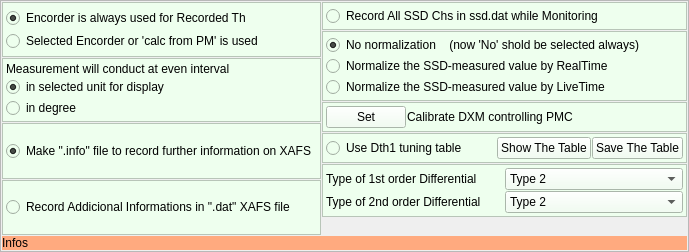
First picture: the form in Conditions.ui, repository mtab3/xafsm2, before the edit.
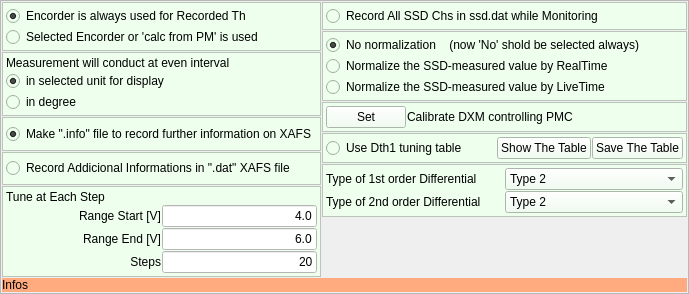
Second picture: the form after the edit.

Commit message: parameters of GoMax can be set in Condition panel

Diff of the .ui file:
```diff
--- a/Conditions.ui
+++ b/Conditions.ui
@@ -7,7 +7,7 @@
     <x>0</x>
     <y>0</y>
     <width>689</width>
-    <height>252</height>
+    <height>294</height>
    </rect>
   </property>
   <property name="windowTitle">
@@ -196,6 +196,121 @@
        </layout>
       </widget>
      </item>
+     <item>
+      <widget class="QFrame" name="frame_10">
+       <property name="styleSheet">
+        <string notr="true">background-color: #eeffee</string>
+       </property>
+       <property name="frameShape">
+        <enum>QFrame::StyledPanel</enum>
+       </property>
+       <property name="frameShadow">
+        <enum>QFrame::Raised</enum>
+       </property>
+       <layout class="QGridLayout" name="gridLayout_10">
+        <property name="margin">
+         <number>3</number>
+        </property>
+        <property name="spacing">
+         <number>1</number>
+        </property>
+        <item row="1" column="1">
+         <widget class="QLineEdit" name="TuneESStart">
+          <property name="sizePolicy">
+           <sizepolicy hsizetype="Preferred" vsizetype="Fixed">
+            <horstretch>0</horstretch>
+            <verstretch>0</verstretch>
+           </sizepolicy>
+          </property>
+          <property name="styleSheet">
+           <string notr="true">background-color: rgb(255, 255, 255);</string>
+          </property>
+          <property name="text">
+           <string>4.0</string>
+          </property>
+          <property name="alignment">
+           <set>Qt::AlignRight|Qt::AlignTrailing|Qt::AlignVCenter</set>
+          </property>
+         </widget>
+        </item>
+        <item row="0" column="0" colspan="2">
+         <widget class="QLabel" name="label_3">
+          <property name="text">
+           <string>Tune at Each Step</string>
+          </property>
+         </widget>
+        </item>
+        <item row="1" column="0">
+         <widget class="QLabel" name="label_6">
+          <property name="text">
+           <string>Range Start [V]</string>
+          </property>
+          <property name="alignment">
+           <set>Qt::AlignRight|Qt::AlignTrailing|Qt::AlignVCenter</set>
+          </property>
+         </widget>
+        </item>
+        <item row="2" column="0">
+         <widget class="QLabel" name="label_7">
+          <property name="text">
+           <string>Range End [V]</string>
+          </property>
+          <property name="alignment">
+           <set>Qt::AlignRight|Qt::AlignTrailing|Qt::AlignVCenter</set>
+          </property>
+         </widget>
+        </item>
+        <item row="2" column="1">
+         <widget class="QLineEdit" name="TuneESEnd">
+          <property name="sizePolicy">
+           <sizepolicy hsizetype="Preferred" vsizetype="Fixed">
+            <horstretch>0</horstretch>
+            <verstretch>0</verstretch>
+           </sizepolicy>
+          </property>
+          <property name="styleSheet">
+           <string notr="true">background-color: rgb(255, 255, 255);</string>
+          </property>
+          <property name="text">
+           <string>6.0</string>
+          </property>
+          <property name="alignment">
+           <set>Qt::AlignRight|Qt::AlignTrailing|Qt::AlignVCenter</set>
+          </property>
+         </widget>
+        </item>
+        <item row="3" column="1">
+         <widget class="QLineEdit" name="TuneESSteps">
+          <property name="sizePolicy">
+           <sizepolicy hsizetype="Preferred" vsizetype="Fixed">
+            <horstretch>0</horstretch>
+            <verstretch>0</verstretch>
+           </sizepolicy>
+          </property>
+          <property name="styleSheet">
+           <string notr="true">background-color: rgb(255, 255, 255);</string>
+          </property>
+          <property name="text">
+           <string>20</string>
+          </property>
+          <property name="alignment">
+           <set>Qt::AlignRight|Qt::AlignTrailing|Qt::AlignVCenter</set>
+          </property>
+         </widget>
+        </item>
+        <item row="3" column="0">
+         <widget class="QLabel" name="label_8">
+          <property name="text">
+           <string>Steps</string>
+          </property>
+          <property name="alignment">
+           <set>Qt::AlignRight|Qt::AlignTrailing|Qt::AlignVCenter</set>
+          </property>
+         </widget>
+        </item>
+       </layout>
+      </widget>
+     </item>
     </layout>
    </item>
    <item row="1" column="0" colspan="2">
```
The commit also changes 6 other files.
